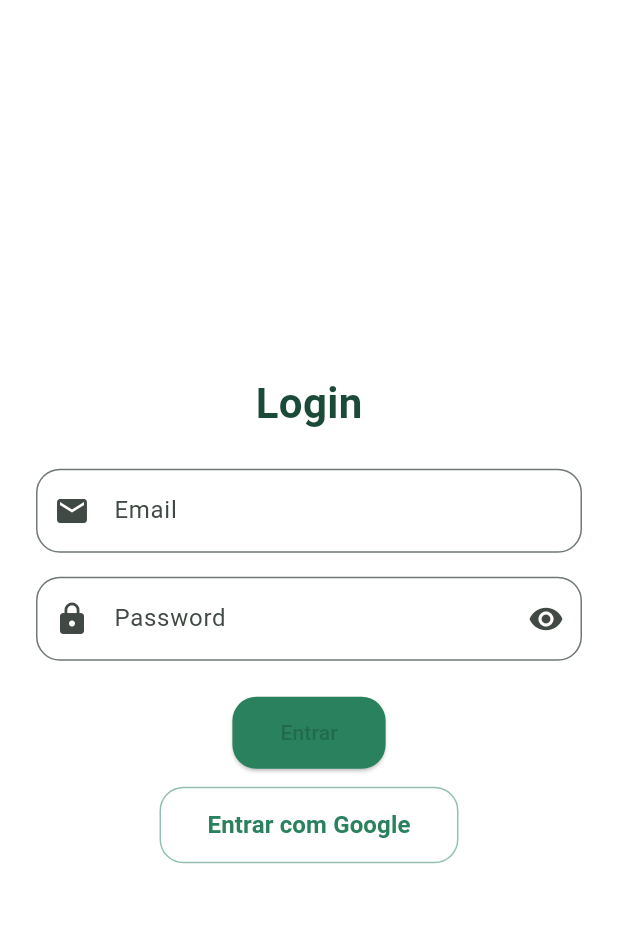
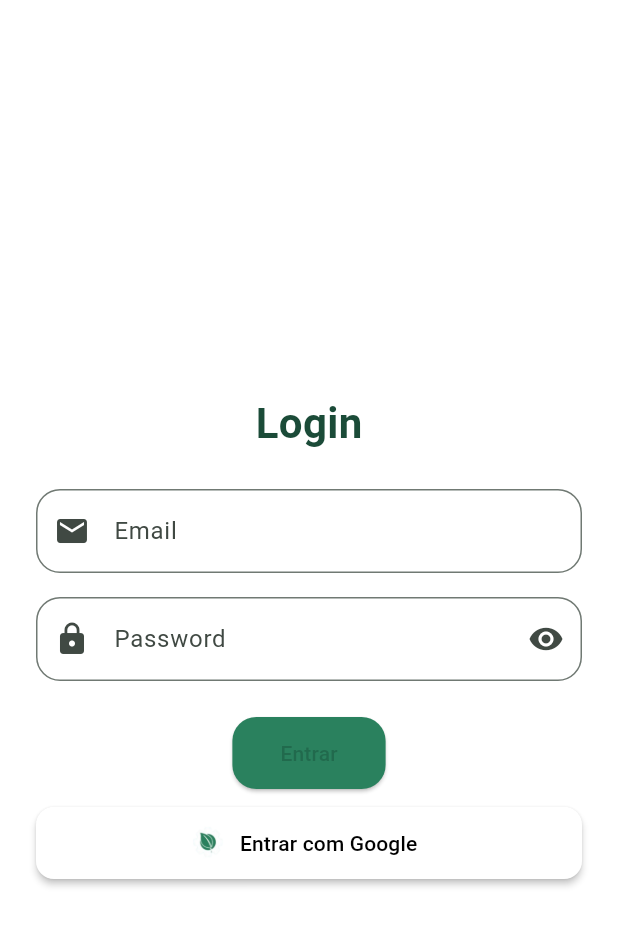
Before and after one commit to Alex202200037/projeto_cm, a Flutter app: the screen it shows after launch, after a tap on "Log in", on a phone screen of 412 x 824 dp. Shown: the top 926 px of the screen. Run offline on Flutter 3.47's test engine with Material 3 defaults, Android fonts, the phone set to English and light mode, and no system bars; our stand-ins replace cloud_firestore, firebase_auth, firebase_core, firebase_messaging, fl_chart, geocoding and 5 more; missing offline and left inert: google_place; accounts and stored records are empty.

Commit message:
Projeto terminado!!

```diff
--- a/flutter_application_1/lib/auth_landing_page.dart
+++ b/flutter_application_1/lib/auth_landing_page.dart
@@ -23,10 +23,13 @@ class AuthLandingPage extends StatelessWidget {
                   borderRadius: BorderRadius.circular(20),
                 ),
                 child: Column(
-                  children: const [
-                    Icon(Icons.agriculture, size: 48, color: Colors.white),
-                    SizedBox(height: 12),
-                    Text(
+                  children: [
+                    ClipRRect(
+                      borderRadius: BorderRadius.circular(12),
+                      child: Image.asset('assets/logo.jpg', height: 64),
+                    ),
+                    const SizedBox(height: 12),
+                    const Text(
                       'HelloFarmer',
                       style: TextStyle(
                         fontSize: 26,
@@ -34,7 +37,7 @@ class AuthLandingPage extends StatelessWidget {
                         fontWeight: FontWeight.bold,
                       ),
                     ),
-                    Text(
+                    const Text(
                       'O Futuro da Agricultura',
                       style: TextStyle(
                         fontSize: 14,
--- a/flutter_application_1/lib/login_page.dart
+++ b/flutter_application_1/lib/login_page.dart
@@ -27,6 +27,7 @@ class _LoginPageState extends State<LoginPage> {
           child: SingleChildScrollView(
             child: Column(
               children: [
+                const SizedBox(height: 24),
                 const Text(
                   'Login',
                   style: TextStyle(
@@ -57,22 +58,28 @@ class _LoginPageState extends State<LoginPage> {
                             : const Text("Entrar"),
                       ),
                       const SizedBox(height: 12),
-                      OutlinedButton(
-                        onPressed: _isLoading ? null : _onGoogleLogin,
-                        style: OutlinedButton.styleFrom(
-                          side: const BorderSide(color: Color(0x802A815E)),
-                          shape: RoundedRectangleBorder(
-                            borderRadius: BorderRadius.circular(16),
-                          ),
-                          padding: const EdgeInsets.symmetric(vertical: 14, horizontal: 32),
+                      ElevatedButton.icon(
+                        icon: Image.asset('assets/logo2.jpg', height: 24),
+                        label: const Text('Entrar com Google'),
+                        style: ElevatedButton.styleFrom(
+                          backgroundColor: Colors.white,
+                          foregroundColor: Colors.black,
+                          minimumSize: const Size(double.infinity, 48),
+                          shape: RoundedRectangleBorder(borderRadius: BorderRadius.circular(12)),
+                          elevation: 2,
                         ),
-                        child: const Text(
-                          'Entrar com Google',
-                          style: TextStyle(
-                              fontSize: 16,
-                              color: Color(0xFF2A815E),
-                              fontWeight: FontWeight.w600),
-                        ),
+                        onPressed: () async {
+                          final userCredential = await FirebaseService().signInWithGoogle();
+                          if (userCredential != null) {
+                            if (context.mounted) {
+                              Navigator.of(context).pushReplacementNamed('/');
+                            }
+                          } else {
+                            ScaffoldMessenger.of(context).showSnackBar(
+                              const SnackBar(content: Text('Falha ao entrar com Google.')),
+                            );
+                          }
+                        },
                       ),
                     ],
                   ),
```
Also changed, not shown: flutter_application_1/lib/firebase_service.dart (+16 -14 lines), flutter_application_1/lib/hellofarmer_app_bar.dart (+12 -6 lines), flutter_application_1/lib/management_page.dart (+25 -12 lines), flutter_application_1/lib/preferences_drawer.dart (+45 -12 lines), flutter_application_1/lib/profile_drawer.dart (+20 -22 lines), flutter_application_1/lib/settings_page.dart (+20 -11 lines), flutter_application_1/lib/welcome_page.dart (+12 -3 lines).
